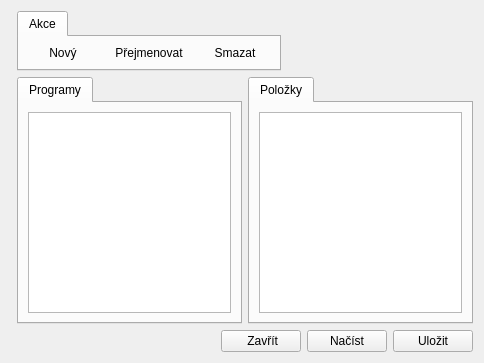
This is src/gui/playlistsdialog.ui in CZDanol/StrawLumen as Qt 5 draws it before an edit. The edited form follows.
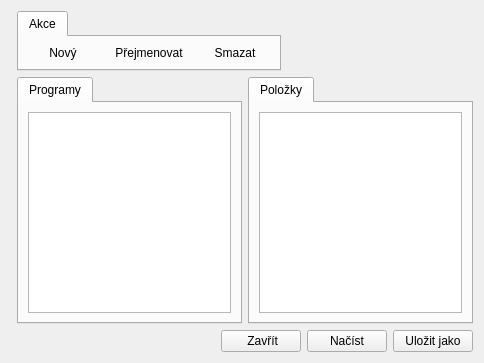
This is the edited form. Icons and pictures are not drawn.

The edit to the form file:
```diff
--- a/src/gui/playlistsdialog.ui
+++ b/src/gui/playlistsdialog.ui
@@ -278,7 +278,7 @@
      <item>
       <widget class="QPushButton" name="btnSave">
        <property name="text">
-        <string>Uložit</string>
+        <string>Uložit jako</string>
        </property>
        <property name="icon">
         <iconset resource="../../res/resources.qrc">
```
